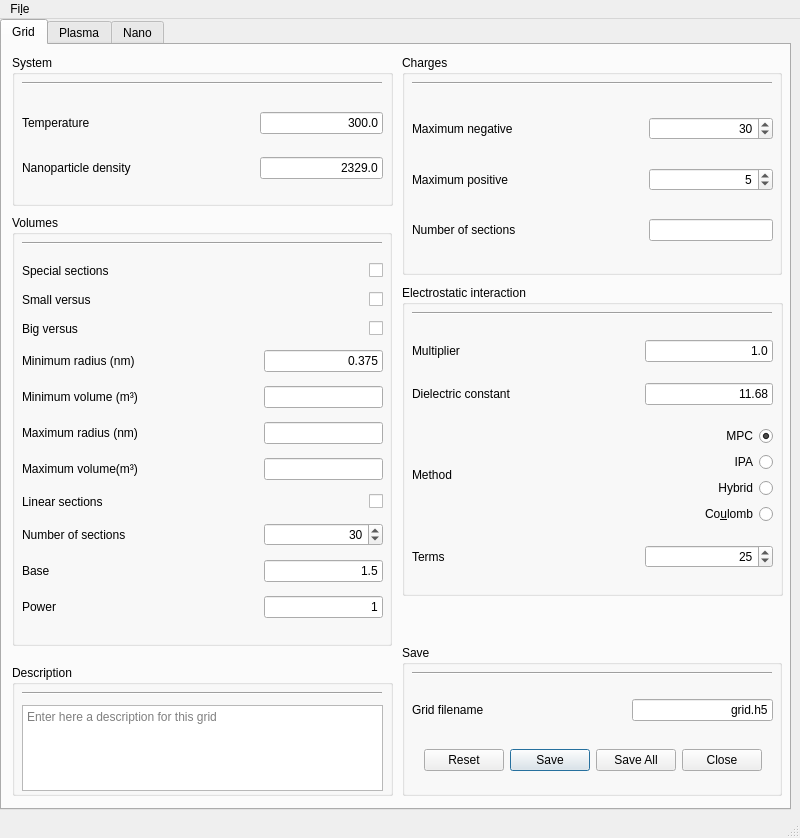
First picture: the form in ndust/ndust.ui, repository caos21/ndust, before the edit.
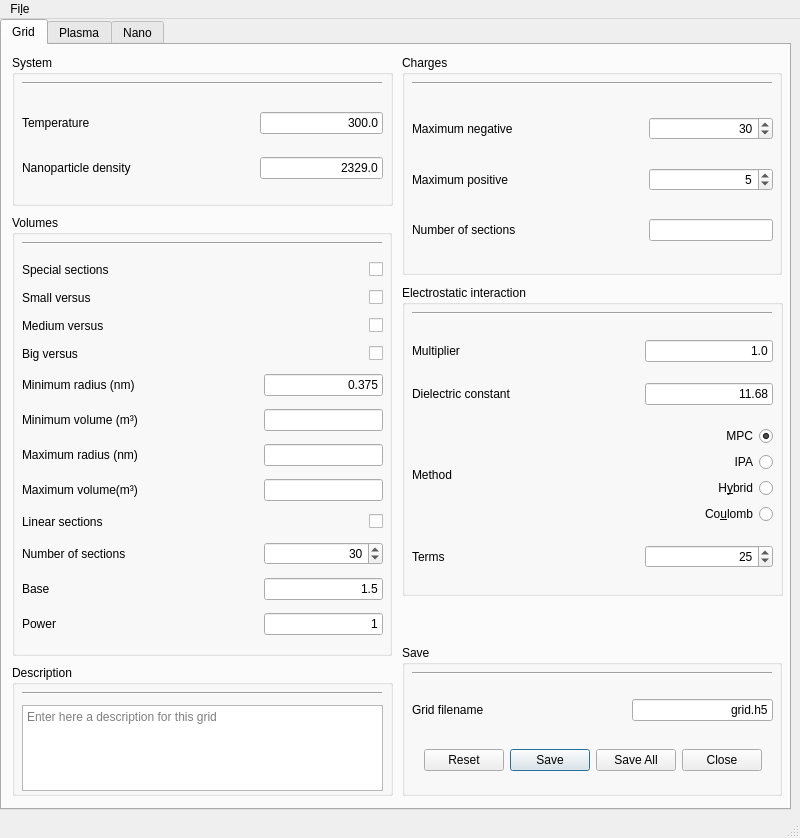
Second picture: the form after the edit.

Commit message: ndust gui, added medium sized particles. Computing and writing coagulation kernel.

Diff of the .ui file:
```diff
--- a/ndust/ndust.ui
+++ b/ndust/ndust.ui
@@ -54,7 +54,7 @@
            <x>10</x>
            <y>170</y>
            <width>380</width>
-           <height>431</height>
+           <height>441</height>
           </rect>
          </property>
          <property name="title">
@@ -79,11 +79,11 @@
             <x>10</x>
             <y>40</y>
             <width>361</width>
-            <height>381</height>
+            <height>392</height>
            </rect>
           </property>
           <layout class="QGridLayout" name="gridLayout">
-           <item row="5" column="2">
+           <item row="6" column="2">
             <widget class="QLineEdit" name="lineEdit_maxrad">
              <property name="toolTip">
               <string>Maximum mean radius</string>
@@ -99,7 +99,7 @@
              </property>
             </widget>
            </item>
-           <item row="4" column="2">
+           <item row="5" column="2">
             <widget class="QLineEdit" name="lineEdit_minvol">
              <property name="toolTip">
               <string>Minimum volume at interface</string>
@@ -112,21 +112,21 @@
              </property>
             </widget>
            </item>
-           <item row="8" column="0">
-            <widget class="QLabel" name="label_numvsecs">
-             <property name="text">
-              <string>Number of sections</string>
-             </property>
-            </widget>
-           </item>
            <item row="9" column="0">
+            <widget class="QLabel" name="label_numvsecs">
+             <property name="text">
+              <string>Number of sections</string>
+             </property>
+            </widget>
+           </item>
+           <item row="10" column="0">
             <widget class="QLabel" name="label_base">
              <property name="text">
               <string>Base</string>
              </property>
             </widget>
            </item>
-           <item row="8" column="2">
+           <item row="9" column="2">
             <widget class="QSpinBox" name="spinBox_vsecs">
              <property name="alignment">
               <set>Qt::AlignRight|Qt::AlignTrailing|Qt::AlignVCenter</set>
@@ -145,7 +145,7 @@
              </property>
             </widget>
            </item>
-           <item row="5" column="0">
+           <item row="6" column="0">
             <widget class="QLabel" name="label_maxrad">
              <property name="toolTip">
               <string>Maximum mean radius</string>
@@ -155,7 +155,7 @@
              </property>
             </widget>
            </item>
-           <item row="6" column="2">
+           <item row="7" column="2">
             <widget class="QLineEdit" name="lineEdit_maxvol">
              <property name="toolTip">
               <string>Maximum volume at interface</string>
@@ -168,7 +168,7 @@
              </property>
             </widget>
            </item>
-           <item row="4" column="0">
+           <item row="5" column="0">
             <widget class="QLabel" name="label_minvol">
              <property name="toolTip">
               <string>Minimum volume at interface</string>
@@ -178,7 +178,7 @@
              </property>
             </widget>
            </item>
-           <item row="3" column="1">
+           <item row="4" column="1">
             <spacer name="horizontalSpacer">
              <property name="orientation">
               <enum>Qt::Horizontal</enum>
@@ -191,7 +191,7 @@
              </property>
             </spacer>
            </item>
-           <item row="9" column="2">
+           <item row="10" column="2">
             <widget class="QLineEdit" name="lineEdit_base">
              <property name="text">
               <string>1.5</string>
@@ -201,7 +201,7 @@
              </property>
             </widget>
            </item>
-           <item row="6" column="0">
+           <item row="7" column="0">
             <widget class="QLabel" name="label_maxvol">
              <property name="toolTip">
               <string>Maximum volume at interface</string>
@@ -211,14 +211,14 @@
              </property>
             </widget>
            </item>
-           <item row="10" column="0">
+           <item row="11" column="0">
             <widget class="QLabel" name="label_power">
              <property name="text">
               <string>Power</string>
              </property>
             </widget>
            </item>
-           <item row="3" column="2">
+           <item row="4" column="2">
             <widget class="QLineEdit" name="lineEdit_minrad">
              <property name="toolTip">
               <string>Minimum mean radius</string>
@@ -231,7 +231,7 @@
              </property>
             </widget>
            </item>
-           <item row="10" column="2">
+           <item row="11" column="2">
             <widget class="QLineEdit" name="lineEdit_power">
              <property name="text">
               <string>1</string>
@@ -241,7 +241,7 @@
              </property>
             </widget>
            </item>
-           <item row="3" column="0">
+           <item row="4" column="0">
             <widget class="QLabel" name="label_minrad">
              <property name="toolTip">
               <string>Minimum mean radius</string>
@@ -251,14 +251,14 @@
              </property>
             </widget>
            </item>
-           <item row="7" column="0">
+           <item row="8" column="0">
             <widget class="QLabel" name="label_linear">
              <property name="text">
               <string>Linear sections</string>
              </property>
             </widget>
            </item>
-           <item row="7" column="2">
+           <item row="8" column="2">
             <widget class="QCheckBox" name="checkBox_linear">
              <property name="layoutDirection">
               <enum>Qt::RightToLeft</enum>
@@ -298,7 +298,7 @@
              </property>
             </widget>
            </item>
-           <item row="2" column="0">
+           <item row="3" column="0">
             <widget class="QLabel" name="label_special_3">
              <property name="text">
               <string>Big versus</string>
@@ -318,7 +318,7 @@
              </property>
             </widget>
            </item>
-           <item row="2" column="2">
+           <item row="3" column="2">
             <widget class="QCheckBox" name="checkBox_big">
              <property name="layoutDirection">
               <enum>Qt::RightToLeft</enum>
@@ -331,6 +331,26 @@
              </property>
             </widget>
            </item>
+           <item row="2" column="0">
+            <widget class="QLabel" name="label_special_4">
+             <property name="text">
+              <string>Medium versus</string>
+             </property>
+            </widget>
+           </item>
+           <item row="2" column="2">
+            <widget class="QCheckBox" name="checkBox_medium">
+             <property name="layoutDirection">
+              <enum>Qt::RightToLeft</enum>
+             </property>
+             <property name="text">
+              <string/>
+             </property>
+             <property name="checked">
+              <bool>false</bool>
+             </property>
+            </widget>
+           </item>
           </layout>
          </widget>
         </widget>
@@ -799,7 +819,7 @@
                 <enum>Qt::RightToLeft</enum>
                </property>
                <property name="text">
-                <string>Hybrid</string>
+                <string>H&amp;ybrid</string>
                </property>
               </widget>
              </item>
```
The commit also changes 6 other files.
